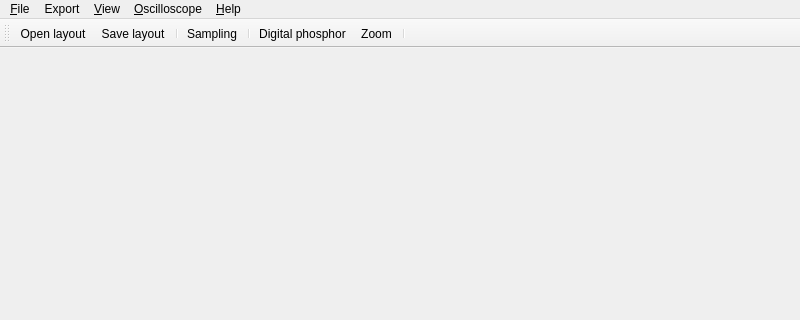
Above: openhantek/src/mainwindow.ui from OpenHantek/OpenHantek6022 before the change; both pictures show x 0 to 800 and y 0 to 320 of the 800 by 600 pixel window. Below: the same form after it.
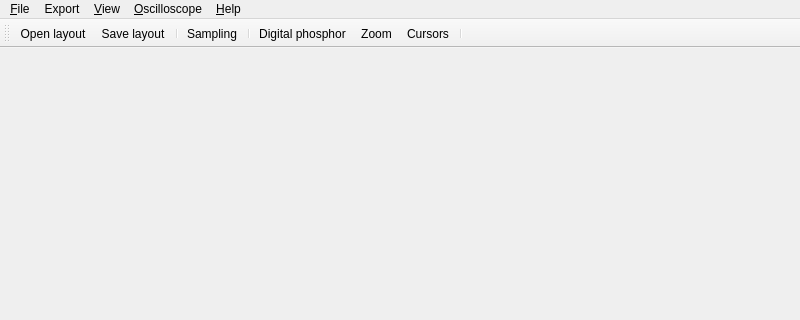
That is the form after the change.

Commit message:
Cursor measurements (#177)
* Cursor measurements
* encapsulate measurements grid into widget
* enable fg / bg color change after creation

The edit to the form file:
```diff
--- a/openhantek/src/mainwindow.ui
+++ b/openhantek/src/mainwindow.ui
@@ -84,6 +84,7 @@
    <addaction name="separator"/>
    <addaction name="actionDigital_phosphor"/>
    <addaction name="actionZoom"/>
+   <addaction name="actionCursors"/>
    <addaction name="separator"/>
   </widget>
   <action name="actionOpen">
@@ -167,6 +168,14 @@
     <string>Manual command</string>
    </property>
   </action>
+  <action name="actionCursors">
+   <property name="checkable">
+    <bool>true</bool>
+   </property>
+   <property name="text">
+    <string>Cursors</string>
+   </property>
+  </action>
  </widget>
  <resources/>
  <connections/>
```
Left out of the diff: 4 changed lines with no effect on the pictures. The commit also changes 14 other files.
